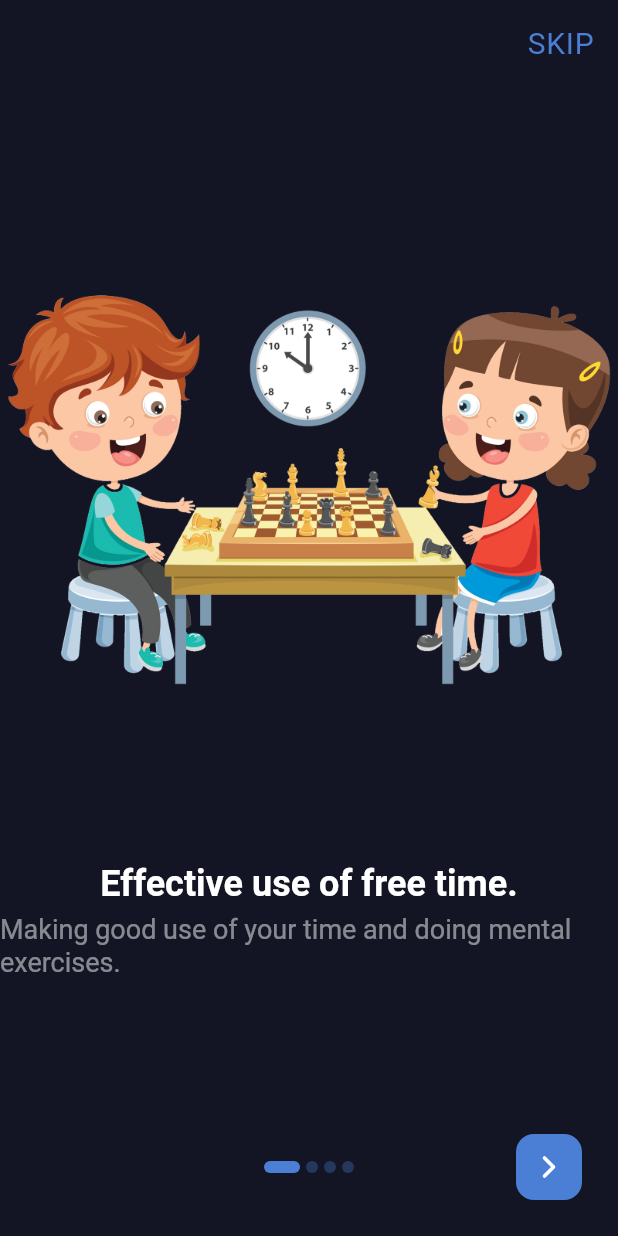
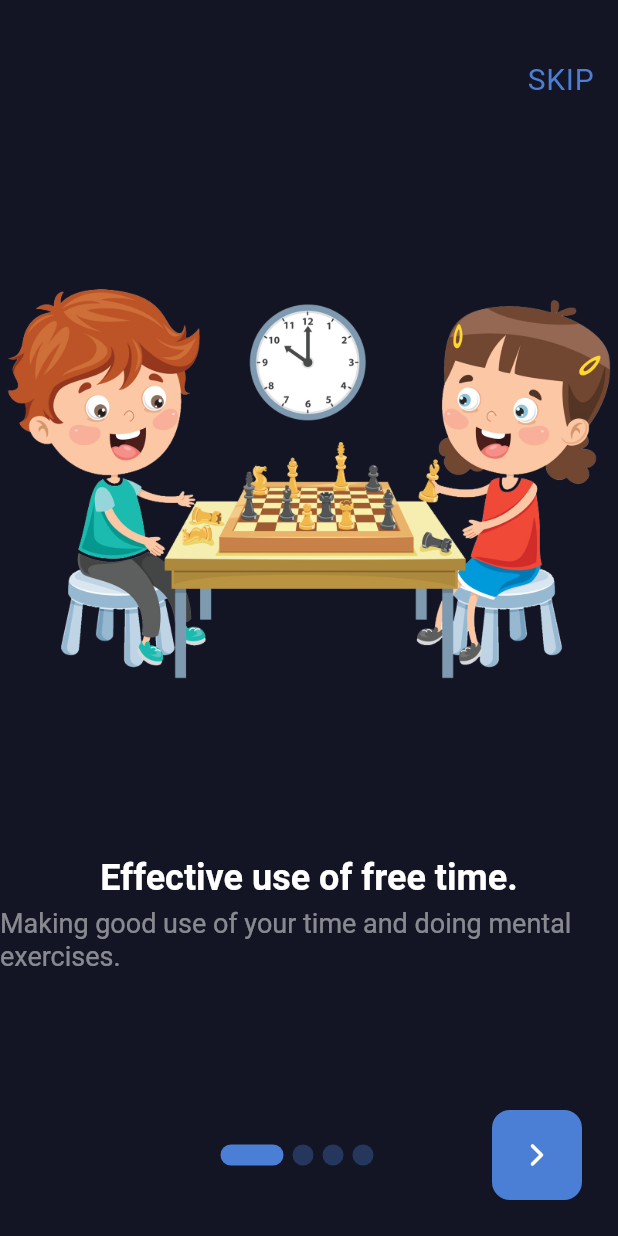
Before and after one commit to JahongirToxtasinov/Chess, a Flutter app: the screen it shows after launch, on a phone screen of 412 x 824 dp. Run offline on Flutter 3.47's test engine with Material 3 defaults, Android fonts, the phone set to English and light mode, and no system bars; drawn by our look-alikes of smooth_page_indicator; our stand-ins replace flutter_svg, gap, google_fonts; Roboto replaces fonts that are missing (Abel).

Commit message:
Onboarding fixed

```diff
--- a/lib/constants/icons.dart
+++ b/lib/constants/icons.dart
@@ -15,6 +15,8 @@ abstract class AppIcons {
   static const back = '$_onboardingIcons/back.svg';
 
   static const comingSoon = 'assets/images/coming.png';
+  static const mainMenu = 'assets/images/mainMenu.png';
+
 
   static const logo = '$_global/logo.svg';
 }
--- a/lib/core/pages/onboarding.dart
+++ b/lib/core/pages/onboarding.dart
@@ -39,7 +39,7 @@ class _OnboardingScreenState extends State<OnboardingScreen> {
             child: Align(
               alignment: Alignment.centerRight,
               child: Padding(
-                padding: const EdgeInsets.all(16),
+                padding: const EdgeInsets.only(top: 40,right: 16),
                 child: Text(
                   'SKIP',
                   style: Theme.of(context).textTheme.labelMedium,
@@ -57,6 +57,7 @@ class _OnboardingScreenState extends State<OnboardingScreen> {
               },
               controller: pageController,
               children: [
+
                 Column(
                   children: [
                     Expanded(
@@ -155,14 +156,14 @@ class _OnboardingScreenState extends State<OnboardingScreen> {
                       );
                     },
                     child: Container(
-                      width: 44,
-                      height: 44,
+                      width: 60,
+                      height: 60,
                       alignment: Alignment.center,
                       decoration: BoxDecoration(
                         color: blue,
                         borderRadius: BorderRadius.circular(12),
                       ),
-                      child: SvgPicture.asset(AppIcons.next),
+                      child: SvgPicture.asset(AppIcons.back),
                     ),
                   )
                 else
@@ -172,11 +173,11 @@ class _OnboardingScreenState extends State<OnboardingScreen> {
                   count: 4,
                   effect: ExpandingDotsEffect(
                     activeDotColor: blue,
-                    dotWidth: 8,
-                    dotHeight: 8,
+                    dotWidth: 14,
+                    dotHeight: 14,
                     dotColor: blue.withOpacity(.32),
                     expansionFactor: 3,
-                    spacing: 4,
+                    spacing: 6,
                   ),
                 ),
                 WScale(
@@ -192,8 +193,8 @@ class _OnboardingScreenState extends State<OnboardingScreen> {
                     }
                   },
                   child: Container(
-                    width: 44,
-                    height: 44,
+                    width: 60,
+                    height: 60,
                     alignment: Alignment.center,
                     decoration: BoxDecoration(
                       color: blue,
```
Also changed, not shown: lib/features/presentation/home_screen.dart (+14 -8 lines), 1 other file.
